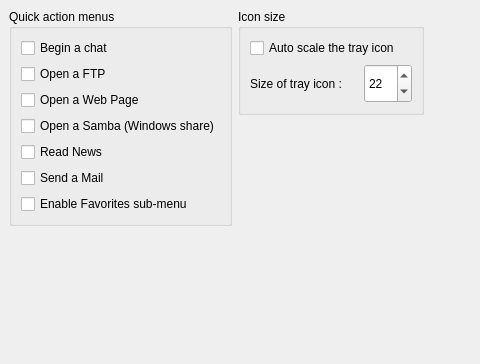
The window that modules/tray/rzxtrayprop.ui (Fruneau/qRezix) describes before a commit, drawn with Qt 5; both pictures show x 0 to 480 and y 0 to 364 of the 678 by 470 pixel window.
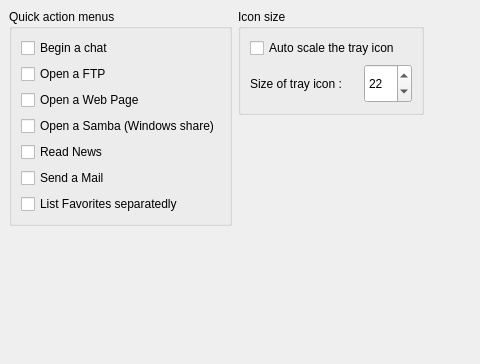
The same window after the commit.

Commit message: Changement du texte de la checkbox, pour etre plus clair.

Patch:
```diff
--- a/modules/tray/rzxtrayprop.ui
+++ b/modules/tray/rzxtrayprop.ui
@@ -179,7 +179,7 @@
       <item row="6" column="0" >
        <widget class="QCheckBox" name="cbQuickFav" >
         <property name="text" >
-         <string>Enable Favorites sub-menu</string>
+         <string>List Favorites separatedly</string>
         </property>
        </widget>
       </item>
```
The commit also changes 1 other file.
